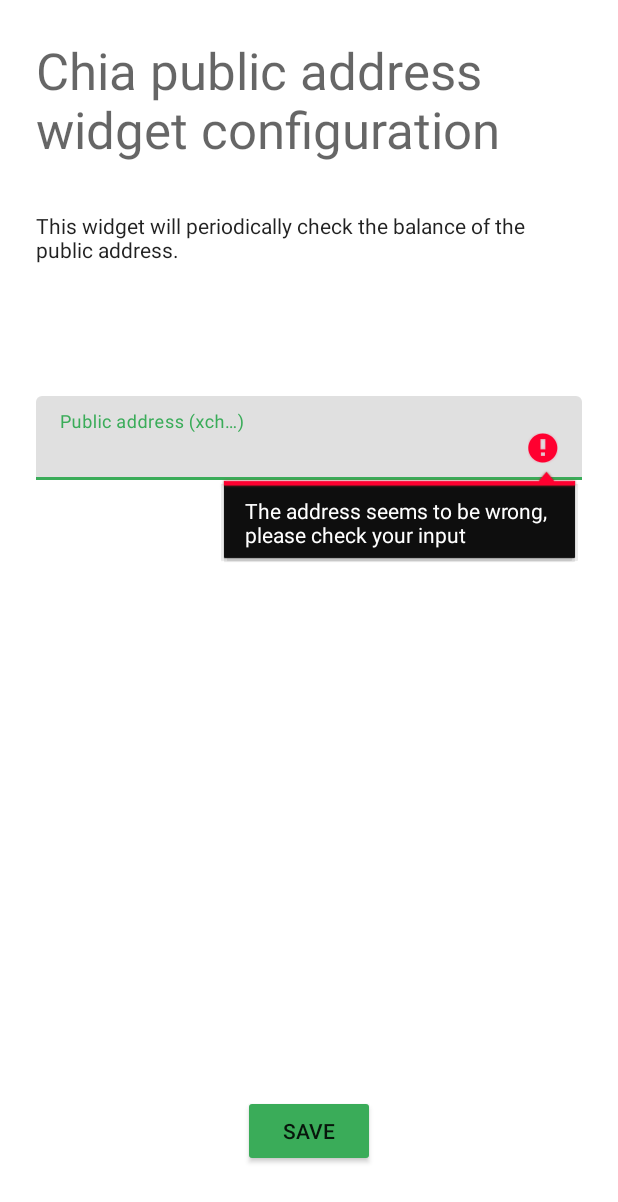
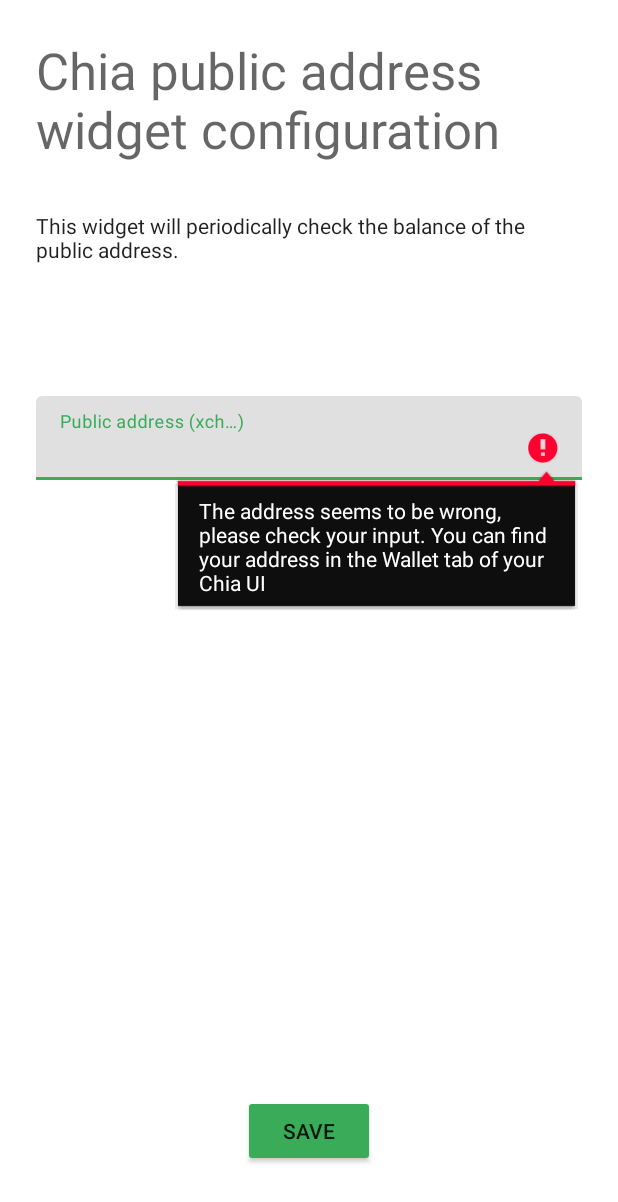
Before and after one commit to MrPet/ChiaAddressMonitor, an Android app: the ChiaPublicAddressWidgetConfig screen opened directly, with no data from a screen before it, after a tap on "SAVE", on a phone screen of 412 x 824 dp. Shown: the top 1202 px of the screen. Run offline under Robolectric (Android 15) with nearby library versions, the phone set to English and light mode, and no system bars; our stand-ins replace Room's generated code; libraries missing offline, so code that uses them is left out: com.mikepenz.aboutlibraries.

Commit message:
better error message

```diff
--- a/app/src/main/res/values/strings.xml
+++ b/app/src/main/res/values/strings.xml
@@ -9,7 +9,7 @@
     <string name="public_address_hint">Public address (xch…)</string>
     <string name="chia_widget_config_description">This widget will periodically check the balance of the public address.</string>
     <string name="save_widget_settings">Save</string>
-    <string name="chia_address_input_error_wrong">The address seems to be wrong, please check your input</string>
+    <string name="chia_address_input_error_wrong">The address seems to be wrong, please check your input. You can find your address in the "Wallet" tab of your Chia UI</string>
     <string name="recycler_item_amount_and_date">%s XCH @%s</string>
     <string name="recycler_item_chia_address">Chia address</string>
     <string name="loading">Loading …</string>
```
